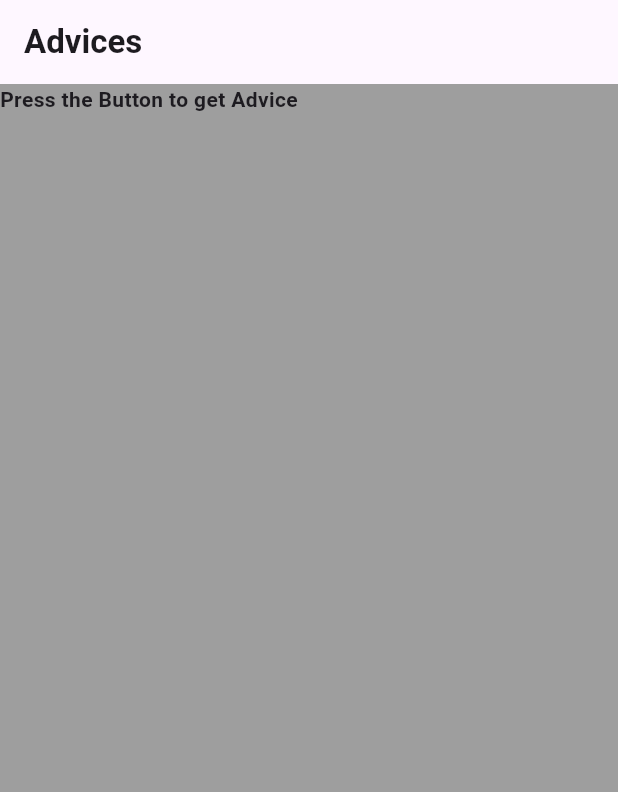
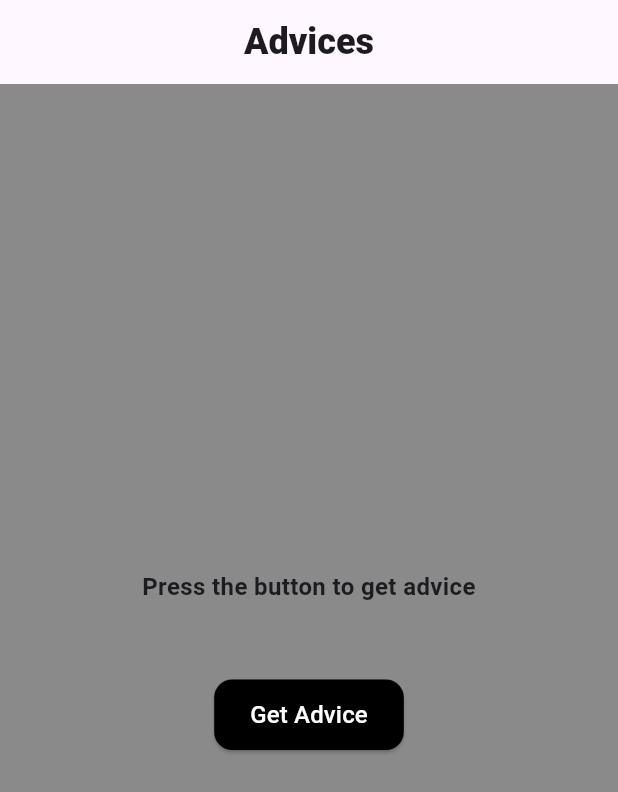
Before and after one commit to nishmajabin/Advice-Bloc-Sample, a Flutter app: the screen it shows after launch, on a phone screen of 412 x 824 dp. Shown: the top 792 px of the screen. Run offline on Flutter 3.47's test engine with Material 3 defaults, Android fonts, the phone set to English and light mode, and no system bars; our stand-ins replace bloc, flutter_bloc.

Commit message:
refactor: home screen background color updated

```diff
--- a/lib/screens/home_screen.dart
+++ b/lib/screens/home_screen.dart
@@ -1,7 +1,8 @@
-import 'package:advice_app_bloc_sample/controllers/bloc/advice_bloc.dart';
-import 'package:advice_app_bloc_sample/controllers/bloc/advice_state.dart';
 import 'package:flutter/material.dart';
 import 'package:flutter_bloc/flutter_bloc.dart';
+import 'package:advice_app_bloc_sample/controllers/bloc/advice_bloc.dart';
+import 'package:advice_app_bloc_sample/controllers/bloc/advice_event.dart';
+import 'package:advice_app_bloc_sample/controllers/bloc/advice_state.dart';
 
 class HomeScreen extends StatelessWidget {
   const HomeScreen({super.key});
@@ -9,39 +10,94 @@ class HomeScreen extends StatelessWidget {
   @override
   Widget build(BuildContext context) {
     return Scaffold(
-      backgroundColor: Colors.grey,
+      backgroundColor: const Color.fromARGB(255, 138, 138, 138),
       appBar: AppBar(
-        title: Text('Advices', style: TextStyle(fontWeight: FontWeight.bold)),
+        title: const Text(
+          'Advices',
+          style: TextStyle(fontWeight: FontWeight.w800, fontSize: 24),
         ),
-      body: BlocBuilder<AdviceBloc, AdviceState>(
+        centerTitle: true,
+      ),
+      body: Padding(
+        padding: const EdgeInsets.all(16.0),
+        child: Center(
+          child: Column(
+            mainAxisAlignment: MainAxisAlignment.center,
+            children: [
+              BlocBuilder<AdviceBloc, AdviceState>(
                 builder: (context, state) {
                   if (state is AdviceInitialState) {
-            return Text(
-              'Press the Button to get Advice',
-              style: TextStyle(fontWeight: FontWeight.bold),
+                    return const Text(
+                      'Press the button to get advice',
+                      style: TextStyle(
+                        fontWeight: FontWeight.bold,
+                        fontSize: 16,
+                      ),
+                      textAlign: TextAlign.center,
                     );
                   } else if (state is AdviceLoadingState) {
-            return CircularProgressIndicator(
+                    return const CircularProgressIndicator(
                       color: Colors.black,
                       strokeWidth: 1.5,
                     );
                   } else if (state is AdviceLoadedState) {
-            return Center(
-              child: Column(
-                children: [
-                  Container(
-                    decoration: BoxDecoration(color: Colors.black),
-                    child: Text('${state.advice}'),
+                    return Container(
+                      padding: const EdgeInsets.all(16),
+                      margin: const EdgeInsets.symmetric(vertical: 12),
+                      decoration: BoxDecoration(
+                        borderRadius: BorderRadius.circular(12),
+                        gradient: LinearGradient(
+                          colors: [
+                            Colors.black,
+                            const Color.fromARGB(255, 111, 111, 111),
+                            Colors.black,
+                          ],
+                          begin: Alignment.bottomRight,
+                          end: Alignment.topLeft,
                         ),
-                  ElevatedButton(onPressed: () {}, child: Text('Get Advice')),
-                ],
+                      ),
+                      child: Text(
+                        state.advice.advice,
+                        style: const TextStyle(
+                          color: Colors.white,
+                          fontSize: 16,
+                        ),
+                        textAlign: TextAlign.center,
                       ),
                     );
                   } else if (state is AdviceErrorState) {
-            return Text(state.message);
+                    return Text(
+                      state.message,
+                      style: const TextStyle(color: Colors.red),
+                      textAlign: TextAlign.center,
+                    );
                   }
-          return Container();
+                  return const SizedBox.shrink();
                 },
+              ),
+              const SizedBox(height: 50),
+              ElevatedButton(
+                onPressed: () {
+                  context.read<AdviceBloc>().add(FetchAdviceEvent());
+                },
+                style: ElevatedButton.styleFrom(
+                  backgroundColor: Colors.black,
+                  padding: const EdgeInsets.symmetric(
+                    horizontal: 24,
+                    vertical: 12,
+                  ),
+                  shape: RoundedRectangleBorder(
+                    borderRadius: BorderRadius.circular(12),
+                  ),
+                ),
+                child: const Text(
+                  'Get Advice',
+                  style: TextStyle(color: Colors.white, fontSize: 16),
+                ),
+              ),
+            ],
+          ),
+        ),
       ),
     );
   }
```
Lines whose indentation alone changed are shown as unchanged.
